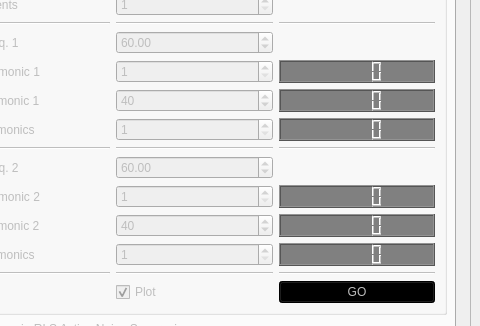
Before: the Qt Designer form akvo/gui/main.ui in LemmaSoftware/akvo, drawn with Qt 5; both pictures show x 662 to 1142 and y 138 to 464 of the 1142 by 875 pixel window.
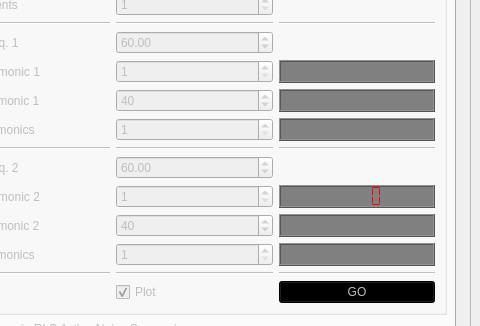
After: the same form once the commit is applied. The open tabs and pages were chosen to show the change. Custom widgets are drawn as their Qt base class.

Commit message: Check for MacOS LCD bug

What changed in the file:
```diff
--- a/akvo/gui/main.ui
+++ b/akvo/gui/main.ui
@@ -1077,6 +1077,9 @@
 background: dark grey;
 }</string>
                  </property>
+                 <property name="segmentStyle">
+                  <enum>QLCDNumber::Flat</enum>
+                 </property>
                 </widget>
                </item>
                <item row="6" column="2">
@@ -1092,6 +1095,9 @@
 background: dark grey;
 }</string>
                  </property>
+                 <property name="segmentStyle">
+                  <enum>QLCDNumber::Flat</enum>
+                 </property>
                  <property name="intValue" stdset="0">
                   <number>0</number>
                  </property>
@@ -1141,10 +1147,16 @@
 background: dark grey;
 }</string>
                  </property>
+                 <property name="segmentStyle">
+                  <enum>QLCDNumber::Flat</enum>
+                 </property>
                 </widget>
                </item>
                <item row="4" column="2">
                 <widget class="QLCDNumber" name="lcdH1F">
+                 <property name="enabled">
+                  <bool>false</bool>
+                 </property>
                  <property name="styleSheet">
                   <string notr="true">#lcdH1F {
 color: green;
@@ -1156,6 +1168,9 @@
 background: dark grey;
 }</string>
                  </property>
+                 <property name="segmentStyle">
+                  <enum>QLCDNumber::Flat</enum>
+                 </property>
                 </widget>
                </item>
                <item row="10" column="2">
@@ -1171,6 +1186,9 @@
 background: dark grey;
 }</string>
                  </property>
+                 <property name="segmentStyle">
+                  <enum>QLCDNumber::Flat</enum>
+                 </property>
                 </widget>
                </item>
                <item row="12" column="0">
@@ -1302,6 +1320,9 @@
   background: dark grey;
 }</string>
                  </property>
+                 <property name="segmentStyle">
+                  <enum>QLCDNumber::Flat</enum>
+                 </property>
                 </widget>
                </item>
                <item row="11" column="1">
```
Left out of the diff: 4 changed lines with no effect on the pictures.
